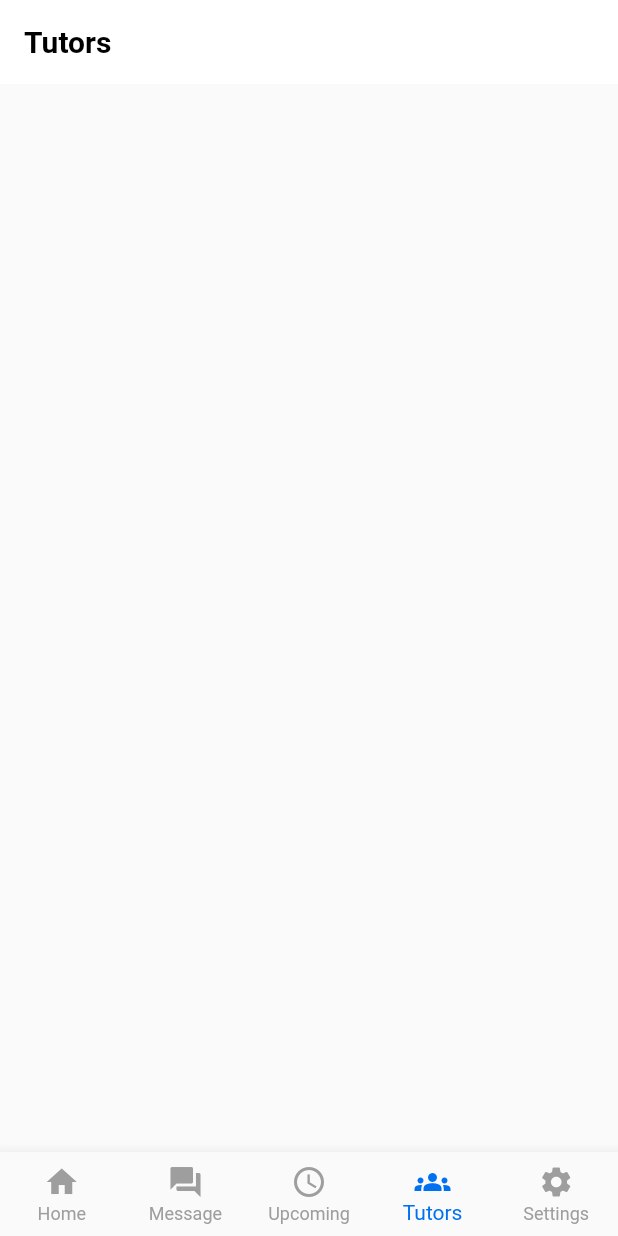
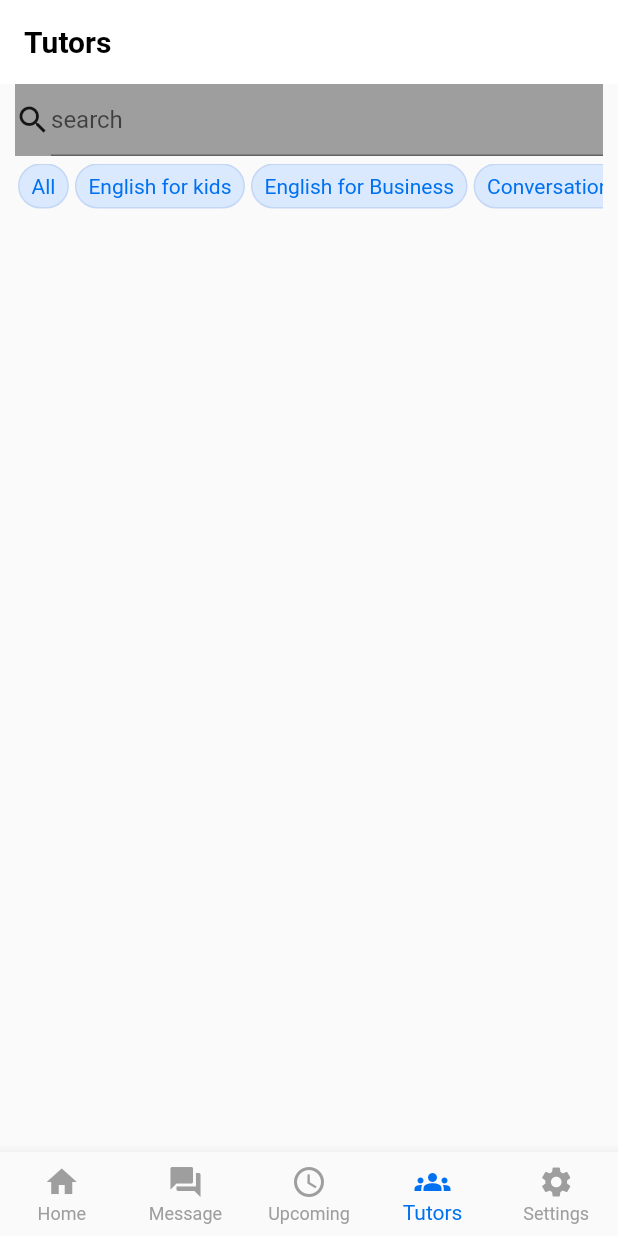
Before and after one commit to Hyu183/my_lettutor_app, a Flutter app: the screen it shows after launch, item 4 of the bottom bar chosen, on a phone screen of 412 x 824 dp. Run offline on Flutter 3.47's test engine with Material 2 defaults, Android fonts, the phone set to English and light mode, and no system bars; our stand-ins replace flutter_rating_bar.

Commit message:
basic tutors page

```diff
--- a/lib/home/teacher_list/tutors.dart
+++ b/lib/home/teacher_list/tutors.dart
@@ -1,7 +1,24 @@
 import 'package:flutter/material.dart';
+import 'package:my_lettutor_app/widgets/speciality_badge_list.dart';
 
 class Tutors extends StatelessWidget {
-  const Tutors({Key? key}) : super(key: key);
+  static const routeName = '/tutors';
+  Tutors({Key? key}) : super(key: key);
+
+  List<String> specialities = [
+    'All',
+    'English for kids',
+    'English for Business',
+    'Conversational',
+    'STARTERS',
+    'MOVERS',
+    'FLYERS',
+    'KET',
+    'PET',
+    'IELTS',
+    'TOEFL',
+    'TOEIC',
+  ];
 
   @override
   Widget build(BuildContext context) {
@@ -15,6 +32,45 @@ class Tutors extends StatelessWidget {
           ),
         ),
       ),
+      body: Container(
+        width: double.infinity,
+        padding: const EdgeInsets.symmetric(horizontal: 10),
+        child: Column(
+          children: [
+            Container(
+              decoration: BoxDecoration(color: Colors.grey),
+              child: Row(
+                children: const [
+                  Icon(Icons.search),
+                  Flexible(
+                      child: TextField(
+                          decoration: InputDecoration(hintText: 'search',),))
+                ],
+              ),
+            ),
+            SpecialityBadgeList(specialityList: specialities),
+          ],
+        ),
+      ),
+      //   body: SizedBox(
+      //     width: 500,
+      //     child: Column(
+      //       children: [
+      //         SizedBox(
+      //           width: 300,
+      //           child: Row(
+      //             children: [
+      //               const Icon(Icons.search),
+      //               TextField(
+      //                 decoration:
+      //                     InputDecoration(hintText: 'Enter a search term'),
+      //               ),
+      //             ],
+      //           ),
+      //         ),
+      //       ],
+      //     ),
+      //   ),
     );
   }
 }
```
